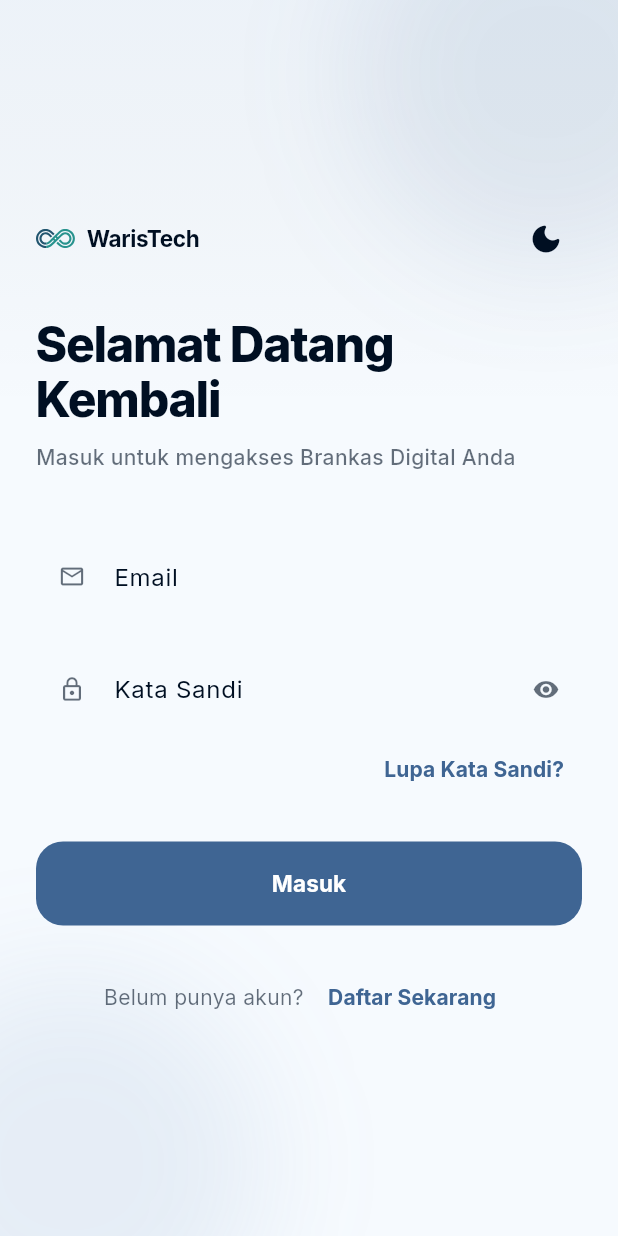
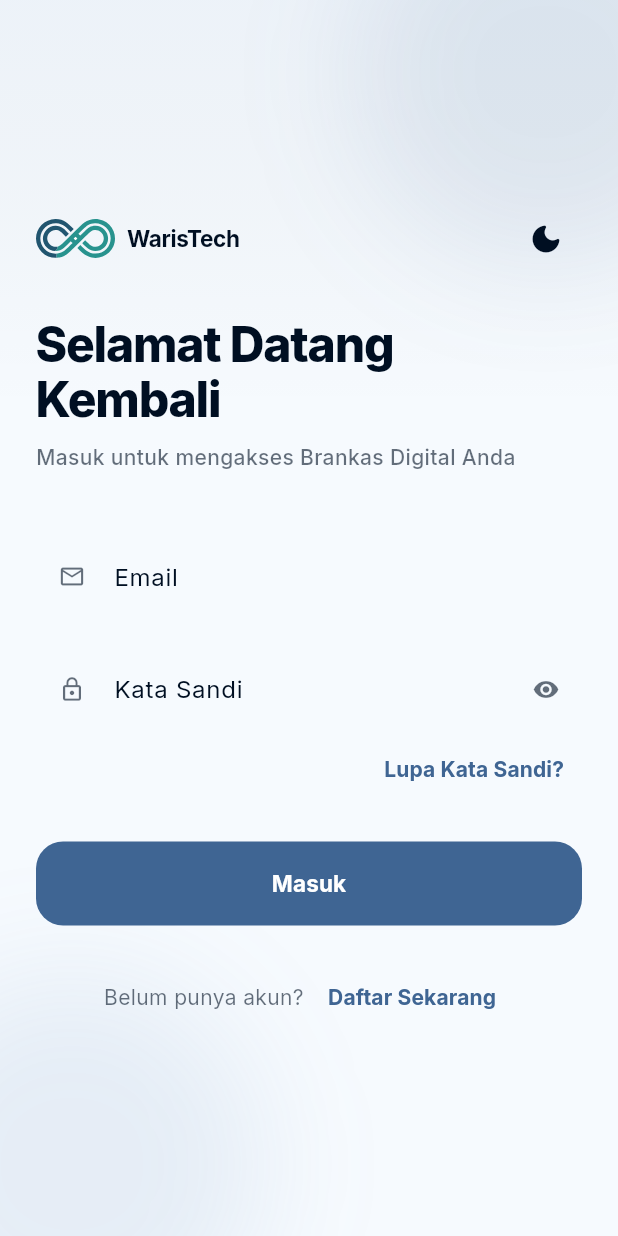
Before and after one commit to erlaaaand/waristech-mobile, a Flutter app: the screen it shows after launch, on a phone screen of 412 x 824 dp. Run offline on Flutter 3.47's test engine with Material 3 defaults, Android fonts, the phone set to English and light mode, and no system bars; our stand-ins replace basic_utils, dio, file_picker, flutter_dotenv, flutter_riverpod, flutter_secure_storage and 3 more; missing offline and left inert: pointycastle.

Commit message:
fix: resolve github actions 403 error and adjust logo aspect ratio

```diff
--- a/lib/core/widgets/wt_branding.dart
+++ b/lib/core/widgets/wt_branding.dart
@@ -8,7 +8,7 @@ class WtLogo extends StatelessWidget {
 
   @override
   Widget build(BuildContext context) {
-    return SvgPicture.asset('assets/logo.svg', width: size, height: size);
+    return SvgPicture.asset('assets/logo.svg', height: size);
   }
 }
 
```
Also changed, not shown: 1 other file.
